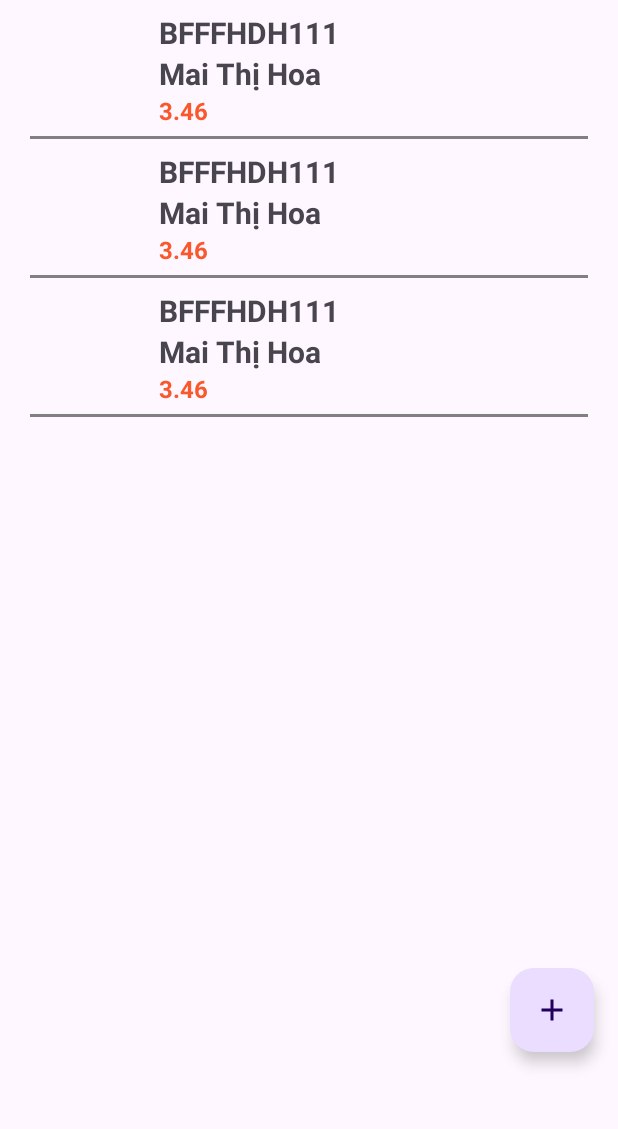
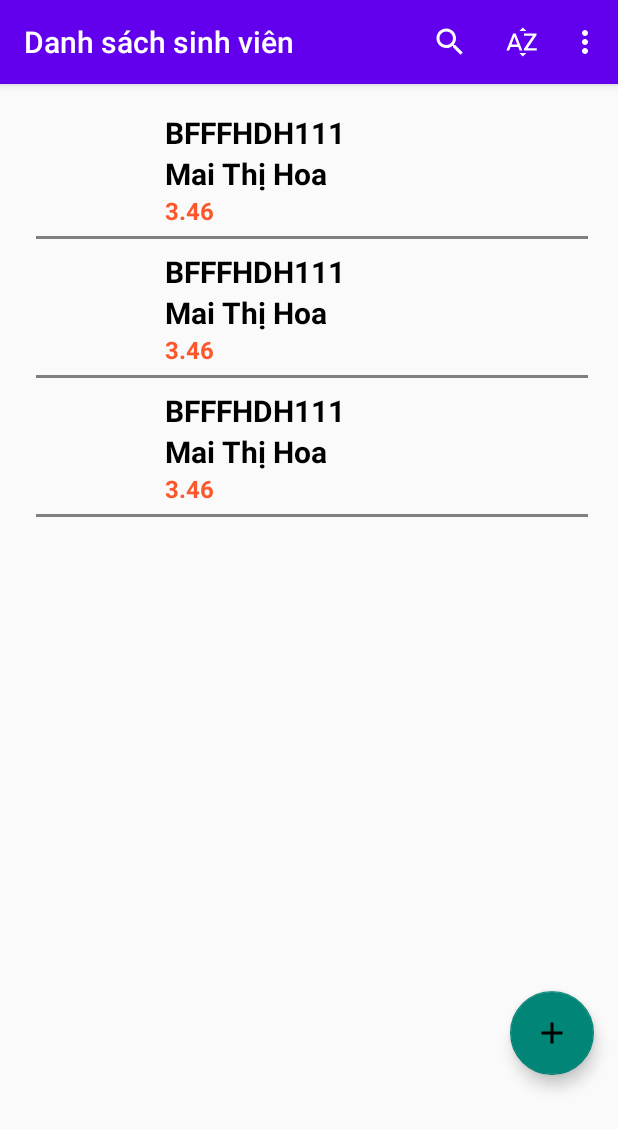
Before and after one commit to tuandat25/CSE441_PRACTICE, an Android app: the screen it shows after launch (MainActivity), on a phone screen of 412 x 824 dp. Shown: the top 1129 px of the screen. Run offline under Robolectric (Android 15) with nearby library versions, the phone set to English and light mode, and no system bars; 4 statements that could not run were skipped.

Commit message:
Update toolbar main layout

```diff
--- a/BTTH03/app/src/main/java/com/tuandat/btth/btth03/MainActivity.java
+++ b/BTTH03/app/src/main/java/com/tuandat/btth/btth03/MainActivity.java
@@ -1,10 +1,20 @@
 package com.tuandat.btth.btth03;
 
+import android.graphics.PorterDuff;
+import android.graphics.drawable.Drawable;
 import android.os.Bundle;
 import android.util.Log;
+import android.view.Menu;
+import android.view.MenuItem;
+import android.widget.Toast;
+
 
 import androidx.activity.EdgeToEdge;
+import androidx.annotation.NonNull;
 import androidx.appcompat.app.AppCompatActivity;
+
+import androidx.appcompat.widget.Toolbar;
+import androidx.core.content.ContextCompat;
 import androidx.core.graphics.Insets;
 import androidx.core.view.ViewCompat;
 import androidx.core.view.WindowInsetsCompat;
@@ -50,7 +60,6 @@ public class MainActivity extends AppCompatActivity {
         } catch (Exception e) {
             e.printStackTrace();
         }
-
         // Nếu studentList không phải là null
         if (studentList != null) {
             studentAdapter = new StudentAdapter(studentList);
@@ -63,5 +72,34 @@ public class MainActivity extends AppCompatActivity {
             v.setPadding(systemBars.left, systemBars.top, systemBars.right, systemBars.bottom);
             return insets;
         });
+
+        Toolbar toolbar = findViewById(R.id.toolbar1);
+        setSupportActionBar(toolbar);
+        toolbar.setTitleTextColor(getResources().getColor(android.R.color.white));
+        Drawable overflowIcon = toolbar.getOverflowIcon();
+        if (overflowIcon != null) {
+            overflowIcon.setColorFilter(ContextCompat.getColor(this, android.R.color.white), PorterDuff.Mode.SRC_ATOP); // Đổi màu icon thành trắng
+        }
+    }
+
+    @Override
+    public boolean onCreateOptionsMenu(Menu menu) {
+        getMenuInflater().inflate(R.menu.menu_main, menu);
+        return true;
+    }
+
+    @Override
+    public boolean onOptionsItemSelected(@NonNull MenuItem item) {
+        int id = item.getItemId();
+        if (id == R.id.action_sort) {
+            Toast.makeText(this, "Sắp xếp", Toast.LENGTH_SHORT).show();
+        }
+        if (id == R.id.sortById) {
+            Toast.makeText(this, "Sắp xếp theo má SV", Toast.LENGTH_SHORT).show();
+        }
+        if (id == R.id.sortByGpa) {
+            Toast.makeText(this, "Sắp xếp theo điểm", Toast.LENGTH_SHORT).show();
+        }
+        return true;
     }
 }
--- /dev/null
+++ b/BTTH03/app/src/main/res/drawable/baseline_more_vert_24.xml
@@ -0,0 +1,5 @@
+<vector xmlns:android="http://schemas.android.com/apk/res/android" android:height="24dp" android:tint="#FFFFFF" android:viewportHeight="24" android:viewportWidth="24" android:width="24dp">
+
+    <path android:fillColor="@android:color/white" android:pathData="M12,8c1.1,0 2,-0.9 2,-2s-0.9,-2 -2,-2 -2,0.9 -2,2 0.9,2 2,2zM12,10c-1.1,0 -2,0.9 -2,2s0.9,2 2,2 2,-0.9 2,-2 -0.9,-2 -2,-2zM12,16c-1.1,0 -2,0.9 -2,2s0.9,2 2,2 2,-0.9 2,-2 -0.9,-2 -2,-2z"/>
+
+</vector>
--- /dev/null
+++ b/BTTH03/app/src/main/res/drawable/baseline_search_24.xml
@@ -0,0 +1,5 @@
+<vector xmlns:android="http://schemas.android.com/apk/res/android" android:height="24dp" android:tint="#FFFFFF" android:viewportHeight="24" android:viewportWidth="24" android:width="24dp">
+
+    <path android:fillColor="@android:color/white" android:pathData="M15.5,14h-0.79l-0.28,-0.27C15.41,12.59 16,11.11 16,9.5 16,5.91 13.09,3 9.5,3S3,5.91 3,9.5 5.91,16 9.5,16c1.61,0 3.09,-0.59 4.23,-1.57l0.27,0.28v0.79l5,4.99L20.49,19l-4.99,-5zM9.5,14C7.01,14 5,11.99 5,9.5S7.01,5 9.5,5 14,7.01 14,9.5 11.99,14 9.5,14z"/>
+
+</vector>
--- /dev/null
+++ b/BTTH03/app/src/main/res/drawable/baseline_sort_by_alpha_24.xml
@@ -0,0 +1,5 @@
+<vector xmlns:android="http://schemas.android.com/apk/res/android" android:height="24dp" android:tint="#FFFFFF" android:viewportHeight="24" android:viewportWidth="24" android:width="24dp">
+
+    <path android:fillColor="@android:color/white" android:pathData="M14.94,4.66h-4.72l2.36,-2.36zM10.25,19.37h4.66l-2.33,2.33zM6.1,6.27L1.6,17.73h1.84l0.92,-2.45h5.11l0.92,2.45h1.84L7.74,6.27L6.1,6.27zM4.97,13.64l1.94,-5.18 1.94,5.18L4.97,13.64zM15.73,16.14h6.12v1.59h-8.53v-1.29l5.92,-8.56h-5.88v-1.6h8.3v1.26l-5.93,8.6z"/>
+
+</vector>
--- a/BTTH03/app/src/main/res/layout/activity_main.xml
+++ b/BTTH03/app/src/main/res/layout/activity_main.xml
@@ -7,14 +7,31 @@
     android:layout_height="match_parent"
     tools:context=".MainActivity">
 
+
+<!--    Toolbar-->
+    <androidx.appcompat.widget.Toolbar
+        android:id="@+id/toolbar1"
+        android:layout_width="match_parent"
+        android:layout_height="?attr/actionBarSize"
+        android:background="?attr/colorPrimary"
+        android:elevation="4dp"
+        style="@style/MyActionBarTitleText"
+        app:layout_constraintEnd_toEndOf="parent"
+        app:layout_constraintStart_toStartOf="parent"
+        app:layout_constraintTop_toTopOf="parent"
+        app:popupTheme="@style/ThemeOverlay.AppCompat.Light"
+        app:title="Danh sách sinh viên" />
+
     <androidx.recyclerview.widget.RecyclerView
         android:id="@+id/recyclerView"
         android:layout_width="match_parent"
         android:layout_height="wrap_content"
+        android:layout_marginStart="4dp"
+        android:layout_marginBottom="280dp"
         app:layout_constraintBottom_toBottomOf="parent"
         app:layout_constraintStart_toStartOf="parent"
-        app:layout_constraintTop_toTopOf="parent"
-        app:layout_constraintVertical_bias="0.0" />
+        app:layout_constraintTop_toBottomOf="@+id/toolbar1"
+        app:layout_constraintVertical_bias="0.051" />
 
     <com.google.android.material.floatingactionbutton.FloatingActionButton
         android:id="@+id/fabAddStudent"
--- a/BTTH03/app/src/main/res/layout/item_student.xml
+++ b/BTTH03/app/src/main/res/layout/item_student.xml
@@ -30,14 +30,16 @@
             android:layout_height="wrap_content"
             android:text="BFFFHDH111"
             android:textSize="20sp"
-            android:textStyle="bold" />
+            android:textStyle="bold"
+            android:textColor="#000000"/>
         <TextView
             android:id="@+id/textViewName"
             android:layout_width="wrap_content"
             android:layout_height="wrap_content"
             android:text="Mai Thị Hoa"
             android:textSize="20sp"
-            android:textStyle="bold" />
+            android:textStyle="bold"
+            android:textColor="#000000"/>
 
         <TextView
             android:id="@+id/textViewGpa"
--- /dev/null
+++ b/BTTH03/app/src/main/res/menu/menu_main.xml
@@ -0,0 +1,25 @@
+<?xml version="1.0" encoding="utf-8"?>
+<menu xmlns:android="http://schemas.android.com/apk/res/android"
+    xmlns:app="http://schemas.android.com/apk/res-auto">
+    <item
+        android:id="@+id/action_search"
+        android:icon="@drawable/baseline_search_24"
+        android:title="Search"
+        app:actionViewClass="android.widget.SearchView"
+        app:showAsAction="ifRoom|collapseActionView" />
+
+    <item
+        android:id="@+id/action_sort"
+        android:icon="@drawable/baseline_sort_by_alpha_24"
+        android:title="Sort"
+        app:showAsAction="ifRoom" />
+
+    <item
+        android:id="@+id/sortById"
+        android:title="Sắp xếp theo mã SV" />
+
+    <item
+        android:id="@+id/sortByGpa"
+        android:title="Sắp xếp theo điểm" />
+
+</menu>
--- a/BTTH03/app/src/main/res/values/themes.xml
+++ b/BTTH03/app/src/main/res/values/themes.xml
@@ -1,9 +1,15 @@
 <resources xmlns:tools="http://schemas.android.com/tools">
     <!-- Base application theme. -->
-    <style name="Base.Theme.BTTH03" parent="Theme.Material3.DayNight.NoActionBar">
+    <style name="Base.Theme.BTTH03" parent="Theme.AppCompat.DayNight.NoActionBar">
         <!-- Customize your light theme here. -->
-        <!-- <item name="colorPrimary">@color/my_light_primary</item> -->
+         <item name="colorPrimary">#6200EE</item>
     </style>
 
     <style name="Theme.BTTH03" parent="Base.Theme.BTTH03" />
+
+    <style name="MyActionBarTitleText" parent="@style/TextAppearance.AppCompat.Widget.ActionBar.Title">
+        <item name="android:textColor">#FFFFFF</item> <!-- Đặt màu chữ cho ActionBar -->
+    </style>
+
+
 </resources>
```
